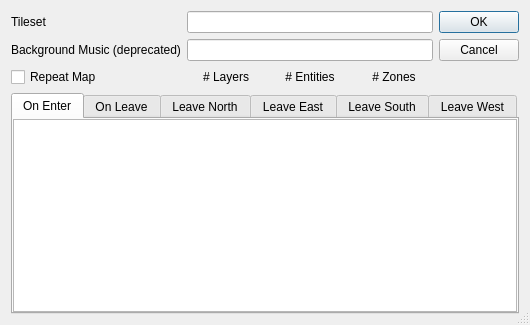
Qt form ui/mappropertiesdialog.ui (Eggbertx/QtSphere-IDE) before a commit.
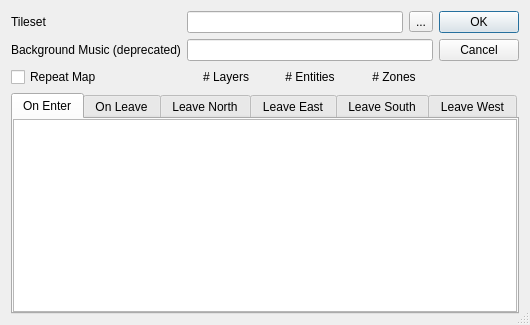
The same form after that commit. Icons and pictures are not drawn.

Commit message: Add button to show file dialog for selecting a tileset and show a warning if the number of tiles is different

```diff
--- a/ui/mappropertiesdialog.ui
+++ b/ui/mappropertiesdialog.ui
@@ -40,27 +40,21 @@
          </property>
         </widget>
        </item>
-       <item row="0" column="1">
-        <widget class="QLineEdit" name="tileset_txt"/>
-       </item>
-       <item row="1" column="0">
+       <item row="2" column="0">
         <widget class="QLabel" name="bgm_lbl">
          <property name="text">
           <string>Background Music (deprecated)</string>
          </property>
         </widget>
        </item>
-       <item row="1" column="1">
-        <widget class="QLineEdit" name="bgm_txt"/>
-       </item>
-       <item row="2" column="0">
+       <item row="4" column="0">
         <widget class="QCheckBox" name="repeat_chk">
          <property name="text">
           <string>Repeat Map</string>
          </property>
         </widget>
        </item>
-       <item row="2" column="1">
+       <item row="4" column="1">
         <layout class="QHBoxLayout" name="horizontalLayout_3">
          <item>
           <widget class="QLabel" name="layers_lbl">
@@ -94,6 +88,30 @@
          </item>
         </layout>
        </item>
+       <item row="0" column="1">
+        <layout class="QHBoxLayout" name="horizontalLayout_5">
+         <item>
+          <layout class="QHBoxLayout" name="horizontalLayout_6">
+           <item>
+            <widget class="QLineEdit" name="tileset_txt"/>
+           </item>
+           <item>
+            <widget class="QToolButton" name="tileset_btn">
+             <property name="text">
+              <string>...</string>
+             </property>
+             <property name="icon">
+              <iconset theme="QIcon::ThemeIcon::FolderOpen"/>
+             </property>
+            </widget>
+           </item>
+          </layout>
+         </item>
+        </layout>
+       </item>
+       <item row="2" column="1">
+        <widget class="QLineEdit" name="bgm_txt"/>
+       </item>
       </layout>
      </item>
      <item>
```
The commit also changes 4 other files.
